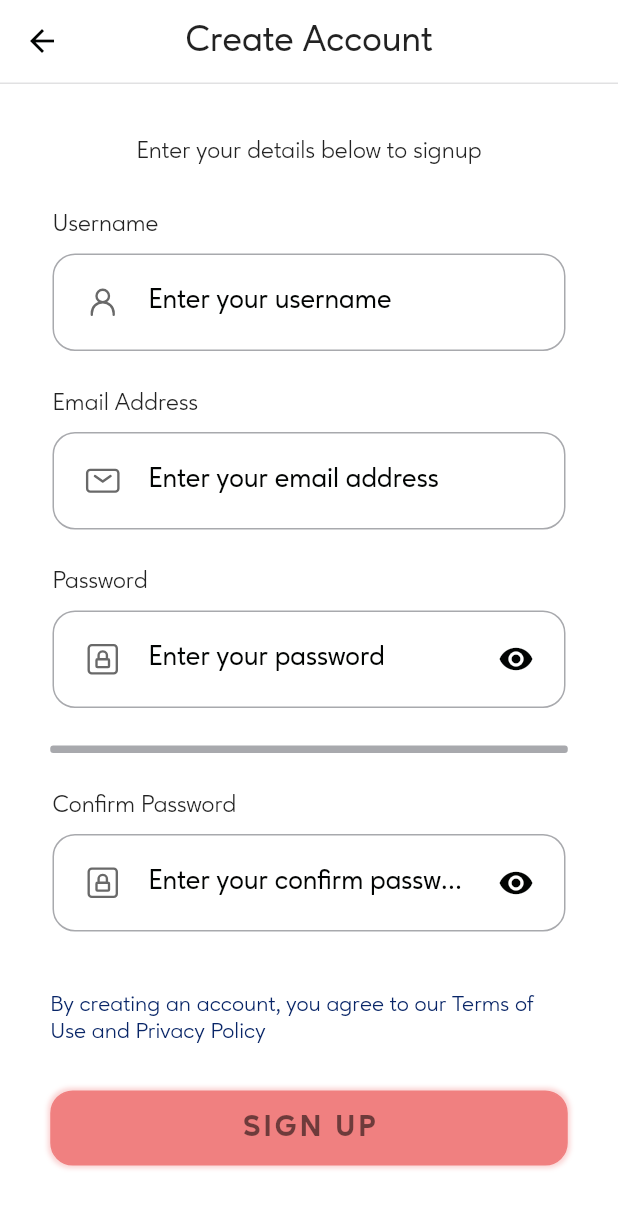
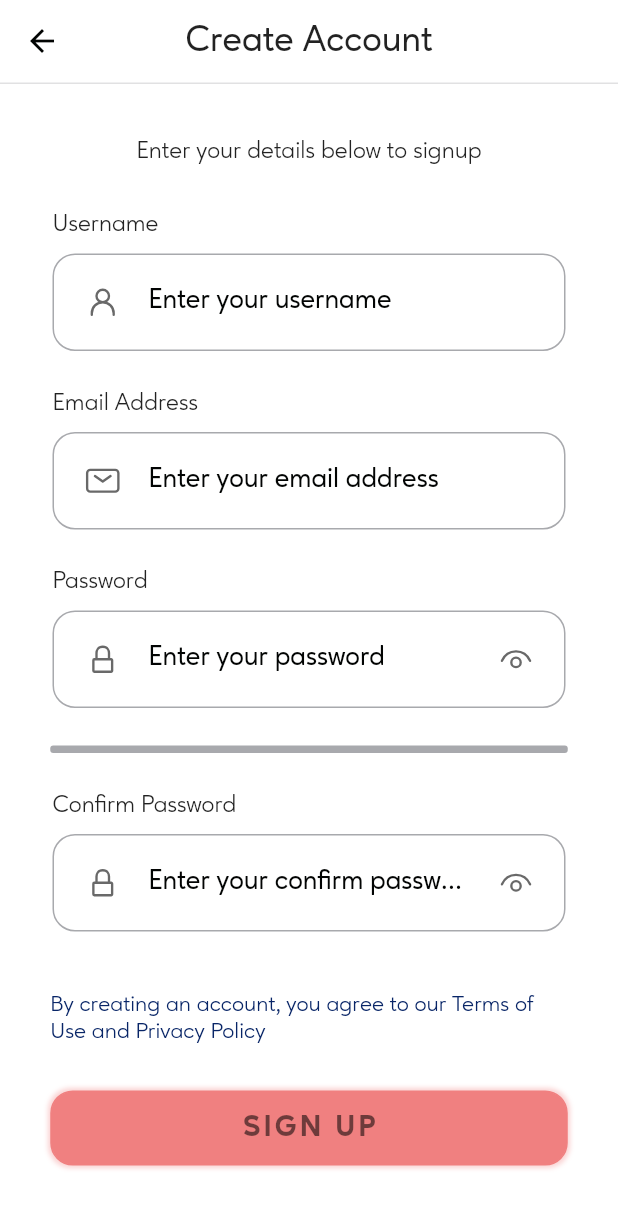
Before and after one commit to sarthkh/converse, a Flutter app: the SignUp screen opened by its route, on a phone screen of 412 x 824 dp. Shown: the top 1208 px of the screen. Run offline on Flutter 3.47's test engine with Material 2 defaults, Android fonts, the phone set to English and light mode, and no system bars; our stand-ins replace adaptive_theme, animated_toggle_switch, flutter_riverpod, flutter_styled_toast, flutter_svg, riverpod_annotation and 2 more; accounts and stored records are empty; generated files the repository leaves out were written again.

Commit message:
second commit

```diff
--- a/converse/lib/common/widgets/app_textfield.dart
+++ b/converse/lib/common/widgets/app_textfield.dart
@@ -4,6 +4,7 @@ import 'package:converse/common/widgets/text_styles.dart';
 import 'package:converse/common/widgets/text_widgets.dart';
 import 'package:converse/common/widgets/app_decorations.dart';
 import 'package:converse/common/widgets/image_widgets.dart';
+import 'package:flutter_svg/flutter_svg.dart';
 
 class AppTextField extends ConsumerWidget {
   final String text;
@@ -57,6 +58,7 @@ class AppTextField extends ConsumerWidget {
                   height: 65,
                   alignment: Alignment.center,
                   child: TextField(
+                    cursorColor: Theme.of(context).hintColor,
                     onChanged: (value) {
                       if (func != null) {
                         func!(value);
@@ -88,11 +90,17 @@ class AppTextField extends ConsumerWidget {
                       ),
                       suffixIcon: isPasswordField
                           ? IconButton(
-                              icon: Icon(
-                                passwordVisible
-                                    ? Icons.visibility
-                                    : Icons.visibility_off,
-                              ),
+                              icon: passwordVisible
+                                  ? authImage(
+                                      imagePath:
+                                          "assets/images/svgs/register/show.svg",
+                                      color: Theme.of(context).hintColor,
+                                    )
+                                  : authImage(
+                                      imagePath:
+                                          "assets/images/svgs/register/hide.svg",
+                                      color: Theme.of(context).hintColor,
+                                    ),
                               onPressed: obscureTextProvider != null
                                   ? () {
                                       ref
--- a/converse/lib/common/widgets/theme_switcher.dart
+++ b/converse/lib/common/widgets/theme_switcher.dart
@@ -1,6 +1,7 @@
 import 'package:animated_toggle_switch/animated_toggle_switch.dart';
 import 'package:flutter/material.dart';
 import 'package:adaptive_theme/adaptive_theme.dart';
+import 'package:flutter_svg/flutter_svg.dart';
 import 'package:shared_preferences/shared_preferences.dart';
 
 class ThemeSwitcher extends StatelessWidget {
```
Also changed, not shown: converse/lib/pages/welcome/welcome.dart (+6 -5 lines), converse/pubspec.yaml (+59 -41 lines), converse/assets/images/pngs/favicon/icon_light.png (added), converse/assets/images/pngs/splash/icon_dark.png, converse/assets/images/pngs/splash/icon_light.png, converse/assets/images/svgs/icon/icon_dark.svg, converse/assets/images/svgs/icon/icon_light.svg, converse/assets/images/svgs/register/hide.svg (added), converse/assets/images/svgs/register/lock.svg, converse/assets/images/svgs/register/show.svg (added), converse/pubspec.lock, 38 other files.
